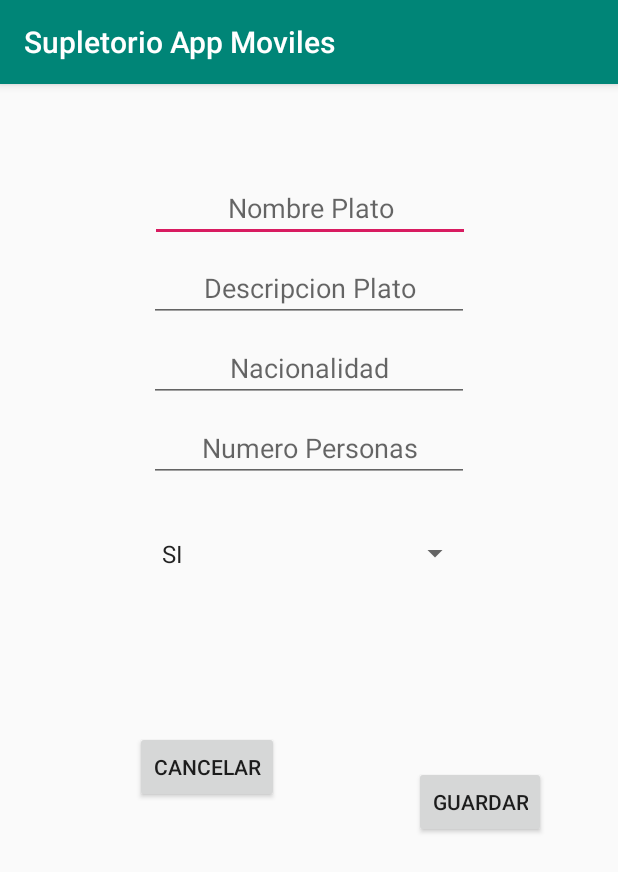
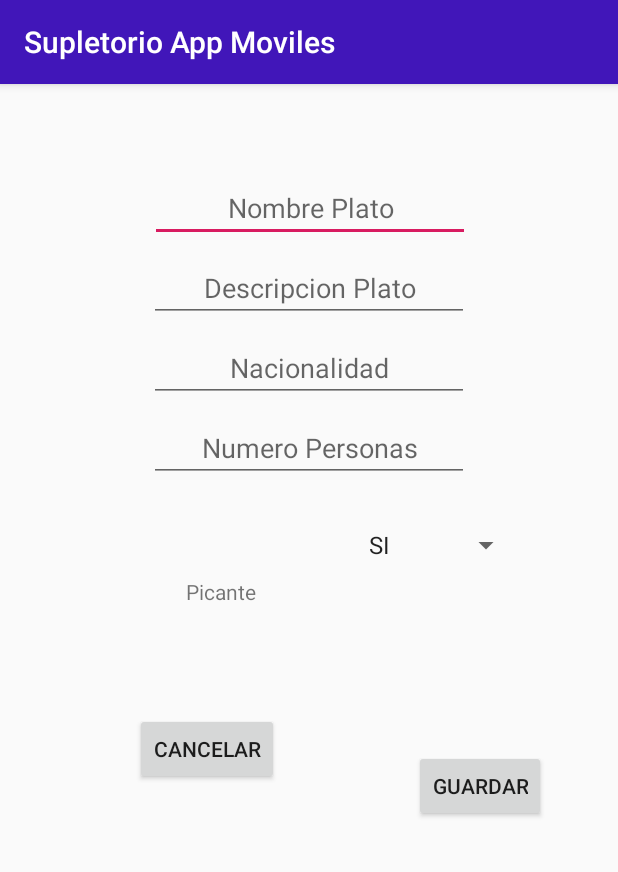
Before and after one commit to 2018-B-GR2-AplicacionesMoviles/Quinga-Cuichan-Wilmer-Vinicio-supletorio, an Android app: the CrearComidaActivity screen opened directly, with no data from a screen before it, on a phone screen of 412 x 824 dp. Shown: the top 872 px of the screen. Run offline under Robolectric (Android 15) with nearby library versions, the phone set to English and light mode, and no system bars; libraries missing offline, so code that uses them is left out: com.tapadoo.alerter, es.dmoral.toasty.

```diff
--- a/Supletorio/app/src/main/AndroidManifest.xml
+++ b/Supletorio/app/src/main/AndroidManifest.xml
@@ -21,7 +21,8 @@
         <activity android:name=".RegistrarseActivity" />
         <activity android:name=".MenuPrincipalActivity" />
         <activity android:name=".CrearComidaActivity" />
-        <activity android:name=".ListarComidaActivity"></activity>
+        <activity android:name=".ListarComidaActivity" />
+        <activity android:name=".ListaIngredientesActivity"></activity>
     </application>
 
 </manifest>
--- a/Supletorio/app/src/main/java/com/example/viniq/supletorio/MenuPrincipalActivity.kt
+++ b/Supletorio/app/src/main/java/com/example/viniq/supletorio/MenuPrincipalActivity.kt
@@ -16,6 +16,8 @@ class MenuPrincipalActivity : AppCompatActivity() {
 
         button2_PrincipallistarComida.setOnClickListener {
             this.irListarComida()
+
+
         }
 
 
--- a/Supletorio/app/src/main/res/layout/activity_crear_comida.xml
+++ b/Supletorio/app/src/main/res/layout/activity_crear_comida.xml
@@ -69,14 +69,11 @@
 
     <Spinner
         android:id="@+id/spinner_picante"
-        android:layout_width="214dp"
-        android:layout_height="47dp"
-        android:layout_marginStart="8dp"
-        android:layout_marginTop="24dp"
-        android:layout_marginEnd="8dp"
+        android:layout_width="110dp"
+        android:layout_height="28dp"
+        android:layout_marginTop="28dp"
+        android:layout_marginEnd="64dp"
         app:layout_constraintEnd_toEndOf="parent"
-        app:layout_constraintHorizontal_bias="0.506"
-        app:layout_constraintStart_toStartOf="parent"
         app:layout_constraintTop_toBottomOf="@+id/editText4_numeroPersonas" />
 
     <Button
@@ -106,4 +103,19 @@
         app:layout_constraintEnd_toEndOf="parent"
         app:layout_constraintTop_toBottomOf="@+id/spinner_picante"
         app:layout_constraintVertical_bias="0.3" />
+
+    <TextView
+        android:id="@+id/textView2"
+        android:layout_width="103dp"
+        android:layout_height="27dp"
+        android:layout_marginStart="8dp"
+        android:layout_marginTop="8dp"
+        android:layout_marginEnd="8dp"
+        android:layout_marginBottom="8dp"
+        android:text="@string/picante"
+        android:textAlignment="textEnd"
+        app:layout_constraintBottom_toTopOf="@+id/button_CrearCancelar"
+        app:layout_constraintEnd_toStartOf="@+id/spinner_picante"
+        app:layout_constraintStart_toStartOf="parent"
+        app:layout_constraintTop_toBottomOf="@+id/editText4_numeroPersonas" />
 </android.support.constraint.ConstraintLayout>
--- a/Supletorio/app/src/main/res/values/colors.xml
+++ b/Supletorio/app/src/main/res/values/colors.xml
@@ -1,6 +1,6 @@
 <?xml version="1.0" encoding="utf-8"?>
 <resources>
-    <color name="colorPrimary">#008577</color>
+    <color name="colorPrimary">#4116b9</color>
     <color name="colorPrimaryDark">#bddcd8</color>
     <color name="colorAccent">#d81b60</color>
 </resources>
```
Also changed, not shown: Supletorio/app/src/main/java/com/example/viniq/supletorio/AdaptadorComida.kt (+7 -0 lines), Supletorio/app/src/main/java/com/example/viniq/supletorio/BaseDatosComida.kt (+24 -4 lines), Supletorio/app/src/main/java/com/example/viniq/supletorio/CrearComidaActivity.kt (+31 -3 lines), Supletorio/app/src/main/java/com/example/viniq/supletorio/ListaIngredientesActivity.kt (added, +12 -0 lines), Supletorio/app/src/main/java/com/example/viniq/supletorio/ListarComidaActivity.kt (+34 -0 lines), Supletorio/app/src/main/res/layout/activity_lista_ingredientes.xml (added, +9 -0 lines).
